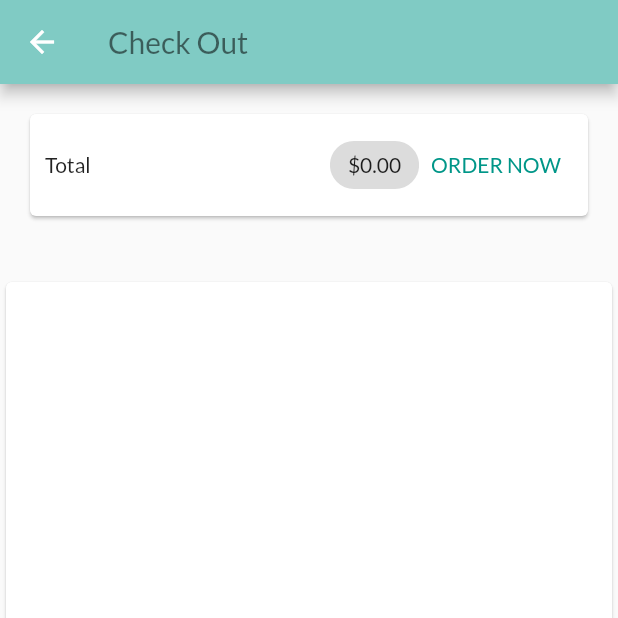
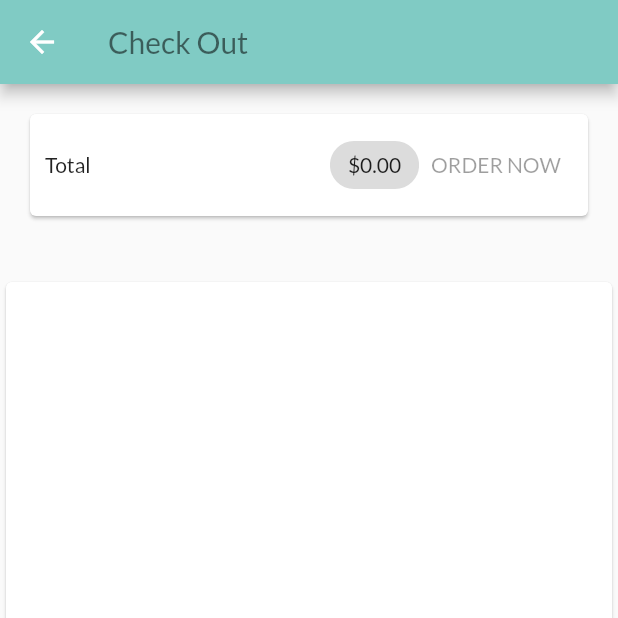
Before and after one commit to lavanchindaliya/amazon_lite, a Flutter app: the CartScreen screen opened by its route, on a phone screen of 412 x 824 dp, the top half of it. Run offline on Flutter 3.47's test engine with Material 2 defaults, Android fonts, the phone set to English and light mode, and no system bars; network calls fail.

Commit message:
added the order to Firebase server aswell

```diff
--- a/lib/provider/product.dart
+++ b/lib/provider/product.dart
@@ -24,7 +24,7 @@ class Product with ChangeNotifier {
     notifyListeners();
     try {
       final url =
-          "https://lite-144f1-default-rtdb.firebaseio.com/products/${id}.";
+          "https://lite-144f1-default-rtdb.firebaseio.com/products/${id}.json";
       final respose = await https.get(
         Uri.parse(url),
       );
--- a/lib/screens/cart_screen.dart
+++ b/lib/screens/cart_screen.dart
@@ -9,6 +9,7 @@ import 'package:provider/provider.dart';
 
 class CartScreen extends StatelessWidget {
   static const routeName = '/cart';
+
   @override
   Widget build(BuildContext context) {
     final cart = Provider.of<Cart>(context);
@@ -33,14 +34,7 @@ class CartScreen extends StatelessWidget {
                   Text("Total"),
                   Spacer(),
                   Chip(label: Text('\$${cart.total.toStringAsFixed(2)}')),
-                  TextButton(
-                      onPressed: () {
-                        Provider.of<Orders>(context, listen: false)
-                            .addOrder(cart.items.values.toList(), cart.total);
-                        cart.clear();
-                        Navigator.of(context).pushNamed(OrderScreen.routeName);
-                      },
-                      child: Text("ORDER NOW"))
+                  OrderButton(cart: cart)
                 ],
               ),
             ),
@@ -64,3 +58,40 @@ class CartScreen extends StatelessWidget {
     );
   }
 }
+
+class OrderButton extends StatefulWidget {
+  const OrderButton({
+    Key? key,
+    required this.cart,
+  }) : super(key: key);
+
+  final Cart cart;
+
+  @override
+  State<OrderButton> createState() => _OrderButtonState();
+}
+
+class _OrderButtonState extends State<OrderButton> {
+  var _isLoading = false;
+  @override
+  Widget build(BuildContext context) {
+    return _isLoading
+        ? CircularProgressIndicator()
+        : TextButton(
+            onPressed: widget.cart.total <= 0
+                ? null
+                : () async {
+                    setState(() {
+                      _isLoading = true;
+                    });
+                    await Provider.of<Orders>(context, listen: false).addOrder(
+                        widget.cart.items.values.toList(), widget.cart.total);
+                    widget.cart.clear();
+                    setState(() {
+                      _isLoading = false;
+                    });
+                    Navigator.of(context).pushNamed(OrderScreen.routeName);
+                  },
+            child: Text("ORDER NOW"));
+  }
+}
```
Also changed, not shown: lib/provider/orders.dart (+21 -3 lines).
